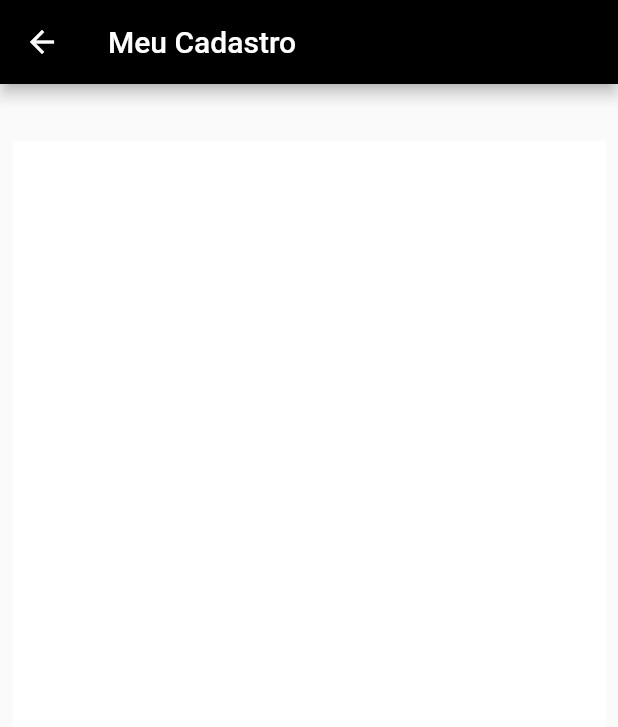
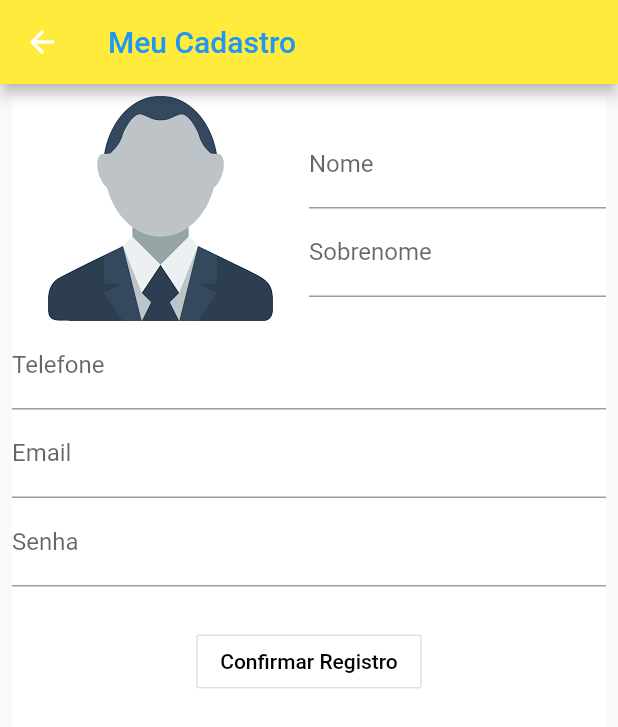
Before and after one commit to sc4v3ng3r/autonomosapp, a Flutter app: the screen it shows after launch, after a tap on "Cadastre-se", on a phone screen of 412 x 824 dp. Shown: the top 727 px of the screen. Run offline on Flutter 3.47's test engine with Material 2 defaults, Android fonts, the phone set to English and light mode, and no system bars.

Commit message:
Tela de cadastro

```diff
--- a/lib/cadastro_usuario.dart
+++ /dev/null
@@ -1,35 +0,0 @@
-import 'package:flutter/material.dart';
-
-class CadastroUsuarioActivity extends StatefulWidget {
-
-  @override
-  FixaDeCadastroState createState() => new FixaDeCadastroState();
-}
-
-class FixaDeCadastroState extends State<CadastroUsuarioActivity>{
-  @override
-  Widget build(BuildContext context) {
-    return Scaffold(
-      appBar: AppBar(
-        title: Text('Meu Cadastro',style: TextStyle(color: Colors.white),),
-        backgroundColor: Colors.black,),
-      body: FixaDeCadastro(),
-    );
-  }
-}
-class FixaDeCadastro extends StatelessWidget{
-  @override
-  Widget build(BuildContext context) {
-    return Center(
-      child: Container(
-        padding: EdgeInsets.all(16.0),
-        height: MediaQuery.of(context).size.height*0.84,
-        width: MediaQuery.of(context).size.width*0.96,
-        color: Colors.white,
-      ) ,
-    );
-
-
-  }
-
-}
--- a/lib/main.dart
+++ b/lib/main.dart
@@ -1,4 +1,4 @@
-import 'package:autonos_app/cadastro_usuario.dart';
+import 'package:autonos_app/ui/cadastro_usuario.dart';
 import 'package:flutter/material.dart';
 import 'package:autonos_app/ui/LoginScreen.dart';
 
--- a/lib/ui/LoginScreen.dart
+++ b/lib/ui/LoginScreen.dart
@@ -1,6 +1,6 @@
 import 'package:flutter/material.dart';
 import 'LoggedTESTScreen.dart';
-import 'package:autonos_app/cadastro_usuario.dart';
+import 'package:autonos_app/ui/cadastro_usuario.dart';
 
 class LoginScreen extends StatelessWidget {
   @override
@@ -20,7 +20,7 @@ class InputGroup extends StatelessWidget {
   Widget build(BuildContext context) {
     final logo = Container(
       //padding: EdgeInsets.all(26.0),
-      width: double.infinity,
+      width: MediaQuery.of(context).size.width,
       height: 150.0,
       child: Center(
         child: Text(
@@ -182,8 +182,6 @@ class InputGroup extends StatelessWidget {
       Navigator.of(context).pop();
     } else
       Navigator.of(context)
-          .push(MaterialPageRoute<Null>(builder: (BuildContext context) {
-        return CadastroUsuarioActivity();
-      }));
+          .push(MaterialPageRoute(builder: (context) => CadastroUsuarioActivity()));
   }
 } // InputGroup
--- /dev/null
+++ b/lib/ui/cadastro_usuario.dart
@@ -0,0 +1,181 @@
+import 'package:flutter/material.dart';
+
+class CadastroUsuarioActivity extends StatefulWidget {
+
+  @override
+  CadastroUsuarioState createState() => new CadastroUsuarioState();
+}
+
+class CadastroUsuarioState extends State<CadastroUsuarioActivity>{
+
+  @override
+  Widget build(BuildContext context) {
+    return Scaffold(
+      appBar: AppBar(
+        title: Text('Meu Cadastro',style: TextStyle(color: Colors.blue),),
+        backgroundColor: Colors.yellow,),
+      body: FixaDeCadastro(),
+    );
+  }
+}
+
+class FixaDeCadastro extends StatefulWidget{
+  @override
+  FixaDeCadastroState createState() => new FixaDeCadastroState();
+
+}
+
+class FixaDeCadastroState extends State<FixaDeCadastro>{
+  FocusNode _nomeFocus;
+  FocusNode _sobrenomeFocos;
+  FocusNode _emailFocus;
+
+  @override
+  void initState() {
+    super.initState();
+    _nomeFocus = FocusNode();
+    _sobrenomeFocos = FocusNode();
+    _emailFocus = FocusNode();
+  }
+
+  @override
+  void dispose() {
+    super.dispose();
+    _nomeFocus.dispose();
+    _sobrenomeFocos.dispose();
+    _emailFocus.dispose();
+  }
+
+  @override
+  Widget build(BuildContext context) {
+    var imagemUser = new Image(
+      image: AssetImage('assets/usuario.png'),
+      width: MediaQuery.of(context).size.width,
+      height: MediaQuery.of(context).size.height,
+    );
+
+    final nome = TextFormField(
+      decoration: InputDecoration(
+        labelText: 'Nome',labelStyle: TextStyle(
+        fontSize: 16.0,
+      ),),
+      maxLines: 1,
+      textCapitalization: TextCapitalization.words,
+      autofocus: false,
+      textInputAction: TextInputAction.next,
+      focusNode: _nomeFocus,
+      onFieldSubmitted: (dataType){
+        _nomeFocus.unfocus();
+        FocusScope.of(context).requestFocus(_sobrenomeFocos);
+      },
+    );
+    final sobrenome = TextFormField(
+      maxLines: 1,
+      decoration: InputDecoration(labelText: 'Sobrenome'),
+      textCapitalization: TextCapitalization.words,
+      textInputAction: TextInputAction.next,
+      autofocus: false,
+      focusNode: _sobrenomeFocos,
+      onFieldSubmitted: (dataType){
+        _sobrenomeFocos.unfocus();
+        FocusScope.of(context).requestFocus(_emailFocus);
+      },
+    );
+    final email =TextFormField(
+      autofocus: false,
+      keyboardType: TextInputType.emailAddress,
+      focusNode: _emailFocus,
+      decoration: InputDecoration( labelText: 'Email'),
+
+    );
+
+    final telefone = TextFormField(
+      keyboardType: TextInputType.phone,
+      decoration: InputDecoration(labelText: 'Telefone'),
+    );
+
+    final senha = TextFormField(
+      decoration: InputDecoration(
+        labelText: 'Senha',
+
+      ),
+      obscureText: true,
+    );
+
+    final registrarButton = OutlineButton(
+      onPressed: () {
+        Navigator.pop(context);
+      },child: Text('Confirmar Registro',style: TextStyle(color: Colors.black),),
+//      color: Colors.green,
+//      padding: EdgeInsets.fromLTRB(, top, right, bottom),
+    );
+
+    final container_foto_nome = Container(
+      height: 150.0,
+      width: MediaQuery.of(context).size.width*0.96,
+      color: Colors.white,
+      child: Row(
+        mainAxisAlignment: MainAxisAlignment.center,
+        children: <Widget>[
+          Expanded(
+            child:imagemUser
+          ),
+          Expanded(
+            child:Column(
+              mainAxisAlignment: MainAxisAlignment.center,
+              children: <Widget>[
+                Flexible(
+                  child: nome,
+                ),
+                Flexible(
+                  child: sobrenome,
+                ),
+
+              ],
+            ),
+          )
+        ],
+      ),
+    );
+
+  final corpo = Container(
+    height: 400.0,
+    width: MediaQuery.of(context).size.width,
+    color: Colors.white,
+    child: Column(
+      mainAxisAlignment: MainAxisAlignment.start,
+      children: <Widget>[
+        Flexible(
+          child: telefone,
+        ),
+        Flexible(
+          child: email,
+        ),
+        Flexible(
+          child: senha,
+        ),
+        Expanded(
+//          padding: EdgeInsets.all(50.0),
+          child: Column(
+            mainAxisAlignment: MainAxisAlignment.center,
+            children: <Widget>[
+              Flexible(
+                child: registrarButton,
+              )
+            ],
+          ),
+        )
+      ],
+    ),
+  );
+  return ListView(
+    padding: EdgeInsets.all(8.0),
+    children: <Widget>[
+      container_foto_nome,
+      corpo
+    ],
+  );
+
+  }
+
+}
--- a/pubspec.yaml
+++ b/pubspec.yaml
@@ -40,7 +40,8 @@ flutter:
   # assets:
   #  - images/a_dot_burr.jpeg
   #  - images/a_dot_ham.jpeg
-
+  assets:
+    - assets/usuario.png
   # An image asset can refer to one or more resolution-specific "variants", see
   # https://flutter.io/assets-and-images/#resolution-aware.
 
```
Also changed, not shown: assets/usuario.png (added), 1 other file.
